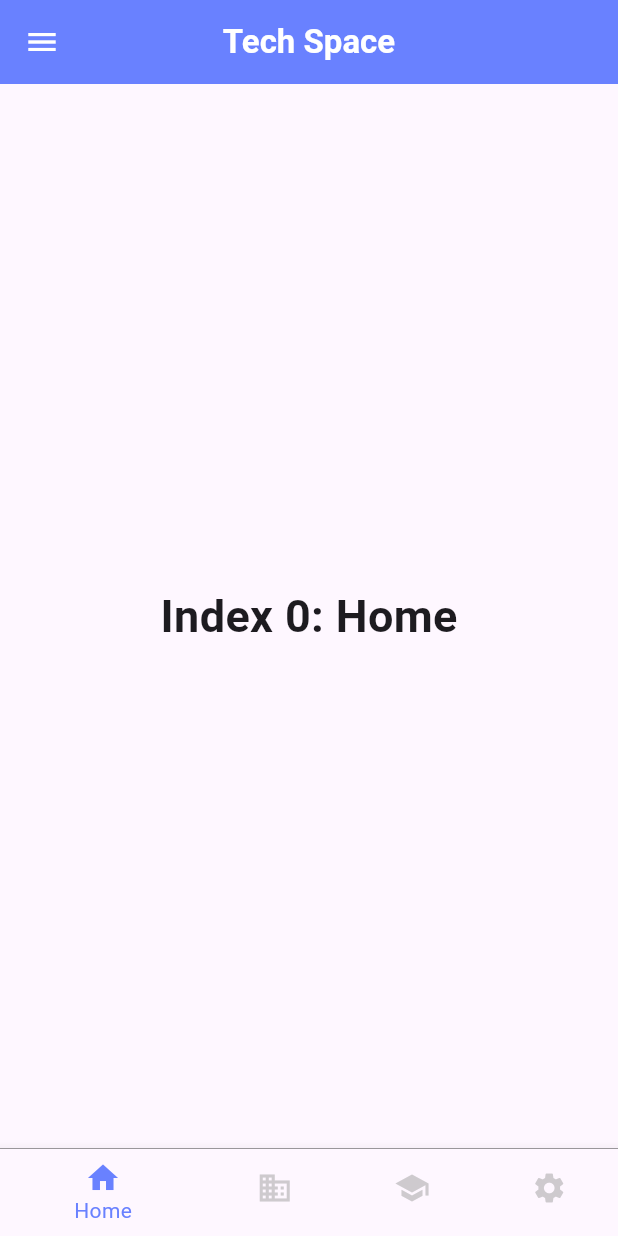
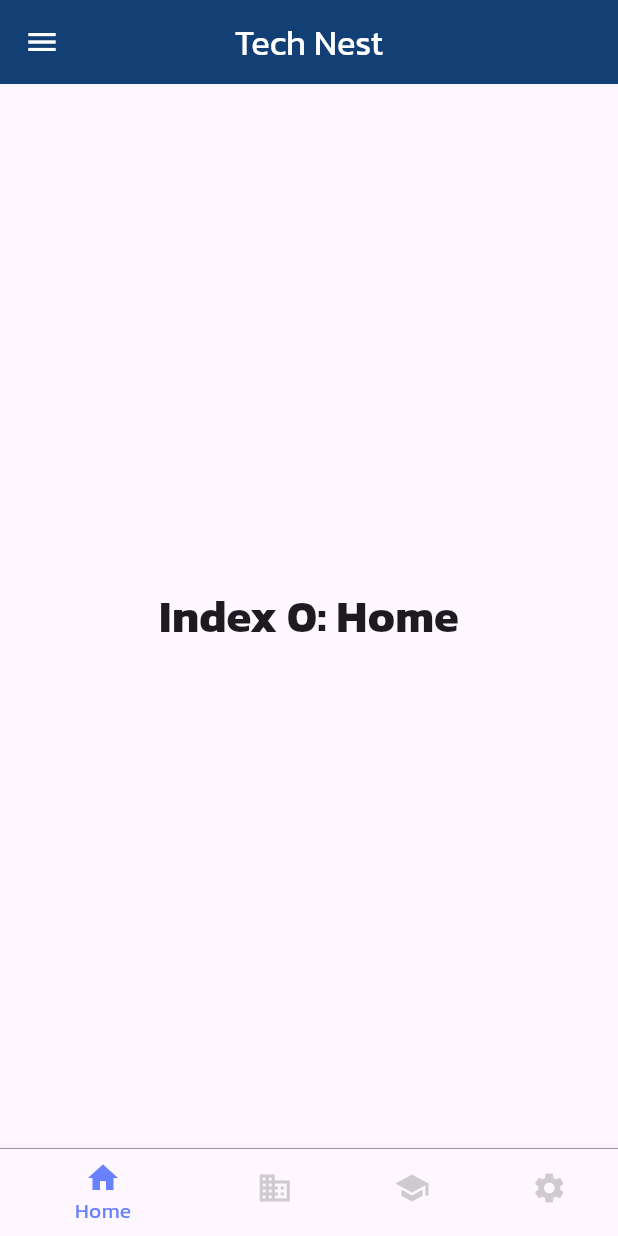
Before and after one commit to WarodomBoonpradit/flutter_project, a Flutter app: the screen it shows after launch, on a phone screen of 412 x 824 dp. Run offline on Flutter 3.47's test engine with Material 3 defaults, Android fonts, the phone set to English and light mode, and no system bars.

Commit message:
change ui

```diff
--- a/lib/homeScreen.dart
+++ b/lib/homeScreen.dart
@@ -1,4 +1,6 @@
 import 'package:flutter/material.dart';
+import 'package:flutter/cupertino.dart';
+
 
 class HomeScreen extends StatefulWidget {
   const HomeScreen({Key? key}) : super(key: key);
@@ -29,14 +31,14 @@ class _HomeScreenState extends State<HomeScreen> {
       appBar: AppBar(
         centerTitle: true,
         title: const Text(
-          'Tech Space',
+          'Tech Nest',
           style: TextStyle(
-            color: Colors.white,
-            fontSize: 22,
-            fontWeight: FontWeight.bold,
+              color: Colors.white,
+              fontSize: 23,
+              fontWeight: FontWeight.w500,
           ),
         ),
-        backgroundColor: const Color(0xff6981ff),
+        backgroundColor: const Color.fromRGBO(19, 64, 116, 1.0),
         leading: IconButton(
           icon: const Icon(Icons.menu, color: Colors.white),
           onPressed: () {
@@ -49,7 +51,7 @@ class _HomeScreenState extends State<HomeScreen> {
         children: _widgetOptions,
       ),
       bottomNavigationBar: Container(
-        decoration: BoxDecoration(
+        decoration: const BoxDecoration(
           color: Colors.white, // พื้นหลังสีขาว
           border: Border(
             top: BorderSide(
--- a/lib/main.dart
+++ b/lib/main.dart
@@ -2,7 +2,20 @@ import 'package:flutter/material.dart';
 import 'package:flutter_project/splash.dart';
 
 void main() {
-  runApp(const MaterialApp(
-    home: SplashScreen(),
-  ));
+  runApp(MyApp());
 }
+
+class MyApp extends StatelessWidget {
+  @override
+  Widget build(BuildContext context) {
+    return MaterialApp(
+      title: 'Flutter App',
+      theme: ThemeData(
+        fontFamily: 'Kanit', // กำหนดค่า fontFamily เป็น 'Kanit'
+        primaryColor: const Color.fromRGBO(19, 64, 116, 1.0),
+        // เพิ่มการตั้งค่าอื่น ๆ ที่จำเป็นใน ThemeData ตามต้องการ
+      ),
+      home: SplashScreen(), // ระบุหน้าจอหลักของคุณ
+    );
+  }
+}
--- a/lib/splash.dart
+++ b/lib/splash.dart
@@ -61,8 +61,8 @@ class SplashScreenState extends State<SplashScreen> {
                 ],
               ),
               const SizedBox(height: 20),
-              Text(
-                '6404232\nWarodom',
+              const Text(
+                'Tech Nest',
 
               ),
             ],
```
Also changed, not shown: pubspec.yaml (+17 -0 lines), fonts/Kanit-Bold.ttf (added), fonts/Kanit-Italic.ttf (added), fonts/Kanit-Regular.ttf (added), fonts/Roboto-Bold.ttf (added), fonts/Roboto-Italic.ttf (added), fonts/Roboto-Regular.ttf (added).
